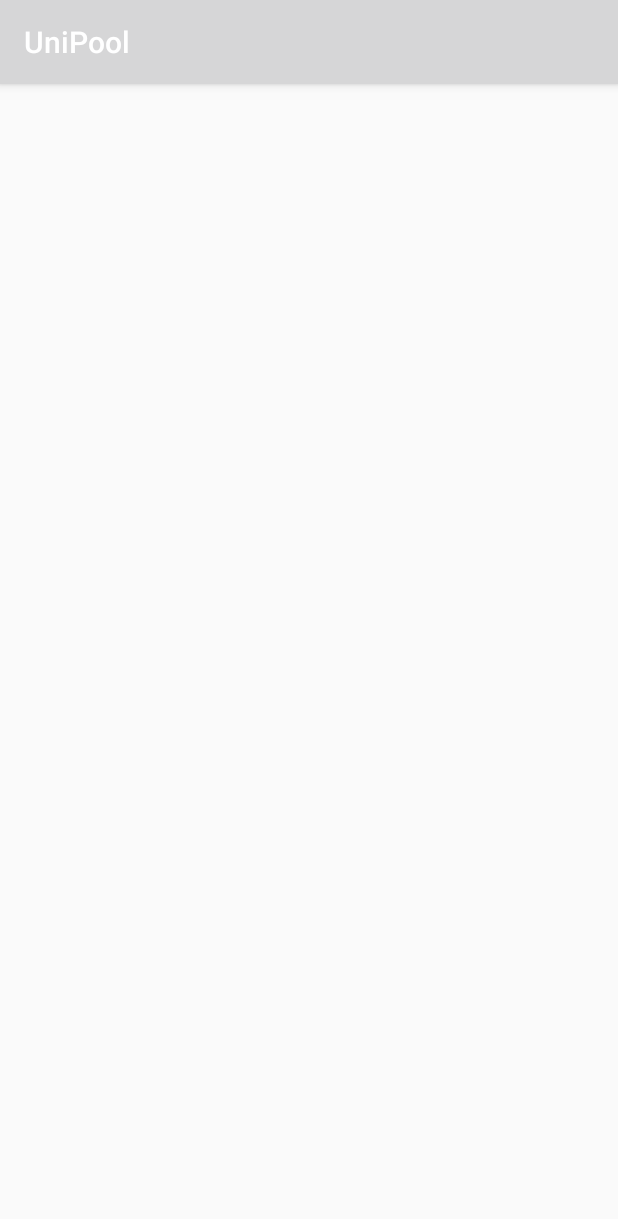
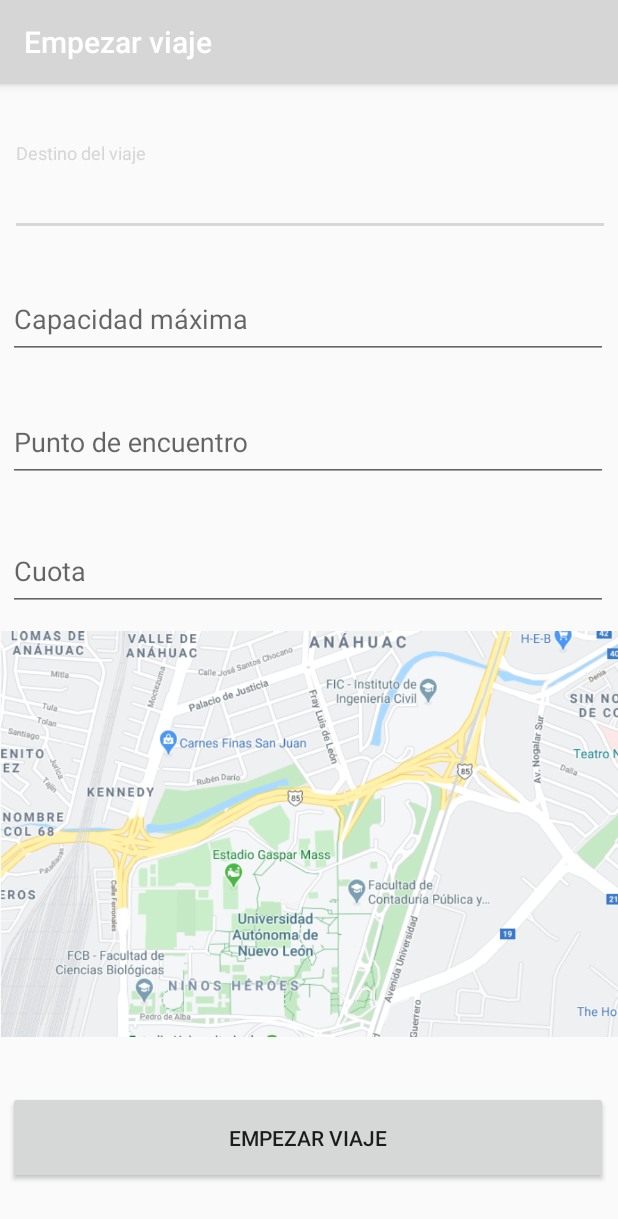
Before and after one commit to ALT98/UniPool, an Android app: the HomeActivity screen opened directly, with no data from a screen before it, on a phone screen of 412 x 824 dp. Shown: the top 1219 px of the screen. Run offline under Robolectric (Android 15) with nearby library versions, the light colour scheme and no system bars.

Commit message:
Termidano primer entregable

```diff
--- a/app/build.gradle
+++ b/app/build.gradle
@@ -29,9 +29,14 @@ dependencies {
 
     implementation 'androidx.appcompat:appcompat:1.0.2'
     implementation 'androidx.constraintlayout:constraintlayout:1.1.3'
+    //noinspection GradleCompatible
+    implementation 'com.android.support:appcompat-v7:26.1.0'
+    //noinspection GradleCompatible
+    implementation 'com.android.support:design:26.1.0'
     testImplementation 'junit:junit:4.12'
     implementation 'com.google.firebase:firebase-auth:16.0.5'
     implementation 'com.google.firebase:firebase-database:16.0.4'
     androidTestImplementation 'androidx.test.ext:junit:1.1.1'
     androidTestImplementation 'androidx.test.espresso:espresso-core:3.2.0'
+    implementation 'com.google.android.gms:play-services-maps:17.0.0'
 }
--- a/app/src/main/java/com/example/unipool/HomeActivity.java
+++ b/app/src/main/java/com/example/unipool/HomeActivity.java
@@ -3,12 +3,31 @@ package com.example.unipool;
 import androidx.appcompat.app.AppCompatActivity;
 
 import android.os.Bundle;
+import android.view.View;
+import android.widget.Button;
+import android.widget.Toast;
+
+import com.google.android.material.textfield.TextInputLayout;
 
 public class HomeActivity extends AppCompatActivity {
-
+    private TextInputLayout prueba;
+    private Button button;
     @Override
     protected void onCreate(Bundle savedInstanceState) {
         super.onCreate(savedInstanceState);
         setContentView(R.layout.activity_home);
+        this.setTitle(R.string.startTrip);
+
+        button = findViewById(R.id.button);
+
+        button.setOnClickListener(new View.OnClickListener() {
+            @Override
+            public void onClick(View v) {
+                Toast.makeText(HomeActivity.this, "Aun no hago nada:D", Toast.LENGTH_SHORT).show();
+            }
+        });
+
+
+
     }
 }
--- a/app/src/main/java/com/example/unipool/MainActivity.java
+++ b/app/src/main/java/com/example/unipool/MainActivity.java
@@ -67,6 +67,12 @@ public class MainActivity extends AppCompatActivity {
             db.close();
             if(student.getEmail().equals(email) && student.getPassword().equals(password)){
                 Toast.makeText(this, "Bienvenido " + student.getStudent_name(), Toast.LENGTH_SHORT).show();
+                if(student.getTypeOfAccount() == 2){
+                    Intent intent = new Intent(this, HomeActivity.class);
+                    startActivity(intent);
+                }else{
+                    Toast.makeText(this, "Bienvenido " + student.getStudent_name() + ", tipo de Cuenta: Pasajero", Toast.LENGTH_SHORT).show();
+                }
             }else {
                 Toast.makeText(this,"Contraseña equivocada", Toast.LENGTH_LONG).show();
             }
--- a/app/src/main/res/layout/activity_home.xml
+++ b/app/src/main/res/layout/activity_home.xml
@@ -6,4 +6,98 @@
     android:layout_height="match_parent"
     tools:context=".HomeActivity">
 
+    <com.google.android.material.textfield.TextInputLayout
+        android:id="@+id/textTravelDestination"
+        android:layout_width="400dp"
+        android:layout_height="62dp"
+        app:layout_constraintBottom_toBottomOf="parent"
+        app:layout_constraintEnd_toEndOf="parent"
+        app:layout_constraintHorizontal_bias="0.545"
+        app:layout_constraintStart_toStartOf="parent"
+        app:layout_constraintTop_toTopOf="parent"
+        app:layout_constraintVertical_bias="0.056">
+
+        <com.google.android.material.textfield.TextInputEditText
+            android:layout_width="match_parent"
+            android:layout_height="match_parent"
+            android:hint="@string/travel_destination"
+            android:inputType="text" />
+    </com.google.android.material.textfield.TextInputLayout>
+
+    <com.google.android.material.textfield.TextInputLayout
+        android:id="@+id/textMaxCapacity"
+        android:layout_width="400dp"
+        android:layout_height="62dp"
+        android:layout_marginTop="20dp"
+        app:layout_constraintEnd_toEndOf="parent"
+        app:layout_constraintHorizontal_bias="0.454"
+        app:layout_constraintStart_toStartOf="parent"
+        app:layout_constraintTop_toBottomOf="@+id/textTravelDestination">
+
+        <com.google.android.material.textfield.TextInputEditText
+            android:layout_width="match_parent"
+            android:layout_height="match_parent"
+            android:hint="@string/max_capacity"
+            android:inputType="number" />
+    </com.google.android.material.textfield.TextInputLayout>
+
+
+    <com.google.android.material.textfield.TextInputLayout
+        android:id="@+id/textMeetingPoint"
+        android:layout_width="400dp"
+        android:layout_height="62dp"
+        android:layout_marginTop="20dp"
+        app:layout_constraintEnd_toEndOf="parent"
+        app:layout_constraintHorizontal_bias="0.454"
+        app:layout_constraintStart_toStartOf="parent"
+        app:layout_constraintTop_toBottomOf="@+id/textMaxCapacity">
+
+        <com.google.android.material.textfield.TextInputEditText
+            android:layout_width="match_parent"
+            android:layout_height="match_parent"
+            android:hint="@string/meeting_point"
+            android:inputType="text" />
+    </com.google.android.material.textfield.TextInputLayout>
+
+    <com.google.android.material.textfield.TextInputLayout
+        android:id="@+id/textFee"
+        android:layout_width="400dp"
+        android:layout_height="62dp"
+        android:layout_marginTop="24dp"
+        app:layout_constraintEnd_toEndOf="parent"
+        app:layout_constraintHorizontal_bias="0.454"
+        app:layout_constraintStart_toStartOf="parent"
+        app:layout_constraintTop_toBottomOf="@+id/textMeetingPoint">
+
+        <com.google.android.material.textfield.TextInputEditText
+            android:layout_width="match_parent"
+            android:layout_height="match_parent"
+            android:hint="@string/fee"
+            android:inputType="text" />
+
+    </com.google.android.material.textfield.TextInputLayout>
+
+    <Button
+        android:id="@+id/button"
+        android:layout_width="400dp"
+        android:layout_height="62dp"
+        android:text="@string/startTrip"
+        app:layout_constraintBottom_toBottomOf="parent"
+        app:layout_constraintEnd_toEndOf="parent"
+        app:layout_constraintHorizontal_bias="0.454"
+        app:layout_constraintStart_toStartOf="parent"
+        app:layout_constraintTop_toBottomOf="@+id/imageView" />
+
+    <ImageView
+        android:id="@+id/imageView"
+        android:layout_width="411dp"
+        android:layout_height="273dp"
+        android:layout_marginTop="12dp"
+        app:layout_constraintEnd_toEndOf="parent"
+        app:layout_constraintHorizontal_bias="1.0"
+        app:layout_constraintStart_toStartOf="parent"
+        app:layout_constraintTop_toBottomOf="@+id/textFee"
+        app:srcCompat="@drawable/maps" />
+
+
 </androidx.constraintlayout.widget.ConstraintLayout>
--- a/app/src/main/res/layout/activity_main.xml
+++ b/app/src/main/res/layout/activity_main.xml
@@ -23,9 +23,10 @@
         android:layout_width="368dp"
         android:layout_height="49dp"
         android:layout_marginTop="12dp"
+        android:background="@color/colorAccent"
         android:text="@string/newAccount"
         app:layout_constraintEnd_toEndOf="parent"
-        app:layout_constraintHorizontal_bias="0.488"
+        app:layout_constraintHorizontal_bias="0.511"
         app:layout_constraintStart_toStartOf="parent"
         app:layout_constraintTop_toBottomOf="@+id/btnLogin" />
 
@@ -33,7 +34,7 @@
         android:id="@+id/txtPassword"
         android:layout_width="368dp"
         android:layout_height="49dp"
-        android:layout_marginTop="16dp"
+        android:layout_marginTop="20dp"
         android:ems="10"
         android:hint="@string/txtPassword"
         android:inputType="textPassword"
@@ -46,12 +47,12 @@
         android:id="@+id/txtCorreo"
         android:layout_width="368dp"
         android:layout_height="49dp"
-        android:layout_marginTop="20dp"
+        android:layout_marginTop="100dp"
         android:ems="10"
         android:hint="@string/txtEmail"
         android:inputType="textEmailAddress"
         app:layout_constraintEnd_toEndOf="parent"
-        app:layout_constraintHorizontal_bias="0.511"
+        app:layout_constraintHorizontal_bias="0.488"
         app:layout_constraintStart_toStartOf="parent"
         app:layout_constraintTop_toBottomOf="@+id/imageView3" />
 
@@ -59,14 +60,14 @@
         android:id="@+id/btnLogin"
         android:layout_width="368dp"
         android:layout_height="49dp"
-        android:layout_marginTop="20dp"
+        android:layout_marginTop="44dp"
+        android:background="@color/colorAccent"
         android:onClick="mostrar"
         android:text="@string/btnLogin"
         app:layout_constraintEnd_toEndOf="parent"
-        app:layout_constraintHorizontal_bias="0.511"
+        app:layout_constraintHorizontal_bias="0.488"
         app:layout_constraintStart_toStartOf="parent"
         app:layout_constraintTop_toBottomOf="@+id/txtPassword" />
 
 
-
 </androidx.constraintlayout.widget.ConstraintLayout>
--- a/app/src/main/res/layout/activity_sign_in_form.xml
+++ b/app/src/main/res/layout/activity_sign_in_form.xml
@@ -60,9 +60,10 @@
 
     <Button
         android:id="@+id/btnNewAccount"
-        android:layout_width="wrap_content"
-        android:layout_height="wrap_content"
+        android:layout_width="137dp"
+        android:layout_height="47dp"
         android:layout_marginBottom="88dp"
+        android:background="@color/colorAccent"
         android:text="@string/btnNewAccount"
         app:layout_constraintBottom_toBottomOf="parent"
         app:layout_constraintEnd_toEndOf="parent"
--- a/app/src/main/res/values/strings.xml
+++ b/app/src/main/res/values/strings.xml
@@ -11,4 +11,9 @@
     <string name="email">Correo</string>
     <string name="password">Contraseña</string>
     <string name="name_required">El nombre es requerido</string>
+    <string name="travel_destination">Destino del viaje</string>
+    <string name="max_capacity">Capacidad máxima</string>
+    <string name="meeting_point">Punto de encuentro</string>
+    <string name="fee">Cuota</string>
+    <string name="startTrip">Empezar viaje</string>
 </resources>
```
Also changed, not shown: app/src/main/res/drawable/maps.PNG (added).
